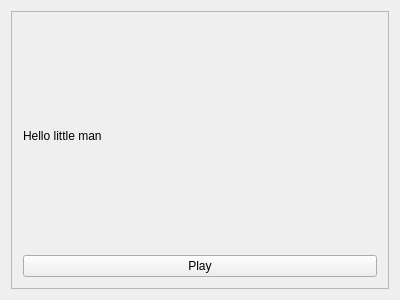
Qt form mainwindow.ui (Frewacom/midi-soundboard) before a commit.
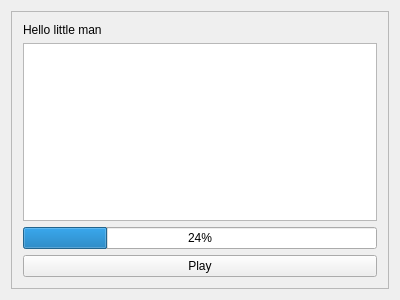
The same form after that commit.

Patch:
```diff
--- a/mainwindow.ui
+++ b/mainwindow.ui
@@ -40,6 +40,16 @@
          </property>
         </widget>
        </item>
+       <item>
+        <widget class="QListWidget" name="listWidget"/>
+       </item>
+       <item>
+        <widget class="QProgressBar" name="progressBar">
+         <property name="value">
+          <number>24</number>
+         </property>
+        </widget>
+       </item>
        <item>
         <widget class="QPushButton" name="playSong">
          <property name="text">
```
